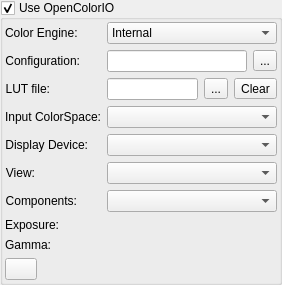
Old version of the form krita/plugins/extensions/dockers/lut/wdglut.ui in the repository KDE/krita.
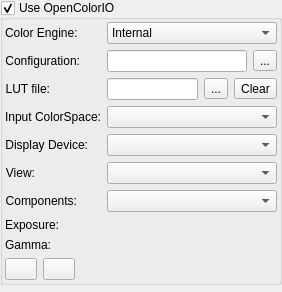
New version of the form. Custom widgets are drawn as their Qt base class.

The edit to the form file:
```diff
--- a/krita/plugins/extensions/dockers/lut/wdglut.ui
+++ b/krita/plugins/extensions/dockers/lut/wdglut.ui
@@ -7,7 +7,7 @@
     <x>0</x>
     <y>0</y>
     <width>282</width>
-    <height>279</height>
+    <height>292</height>
    </rect>
   </property>
   <layout class="QVBoxLayout" name="verticalLayout_2">
@@ -290,6 +290,22 @@
           </property>
          </widget>
         </item>
+        <item>
+         <widget class="QPushButton" name="m_btmShowBWConfiguration">
+          <property name="maximumSize">
+           <size>
+            <width>32</width>
+            <height>16777215</height>
+           </size>
+          </property>
+          <property name="toolTip">
+           <string>Configure black and white points of the view</string>
+          </property>
+          <property name="text">
+           <string/>
+          </property>
+         </widget>
+        </item>
         <item>
          <spacer name="horizontalSpacer">
           <property name="orientation">
```
